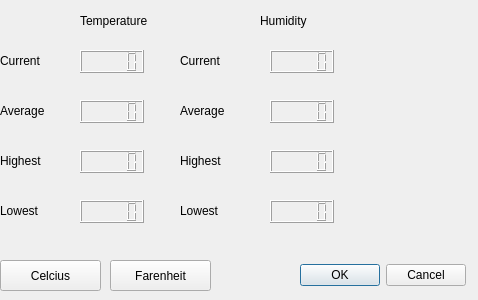
Qt form Project2/server/untitled.ui (DiptarshiC/eid-fall2018) before a commit.
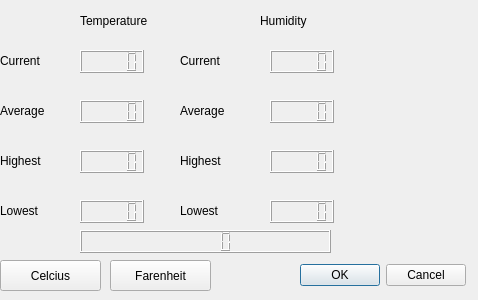
The same form after that commit.

Commit message: Timetamp feature added

```diff
--- a/Project2/server/untitled.ui
+++ b/Project2/server/untitled.ui
@@ -265,6 +265,16 @@
     <string>Farenheit</string>
    </property>
   </widget>
+  <widget class="QLCDNumber" name="lcdNumber_9">
+   <property name="geometry">
+    <rect>
+     <x>80</x>
+     <y>230</y>
+     <width>251</width>
+     <height>23</height>
+    </rect>
+   </property>
+  </widget>
  </widget>
  <resources/>
  <connections>
```
The commit also changes 1 other file.
